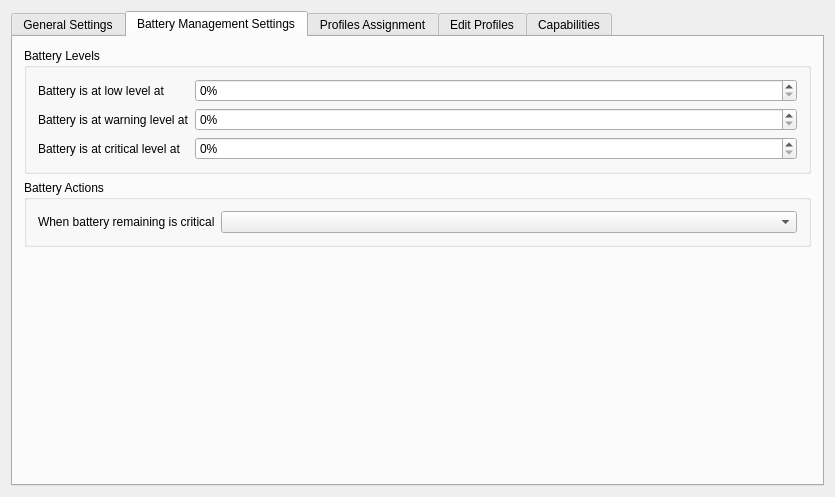
KDE/powerdevil, file kcmodule/dialog.ui: the form before one commit.
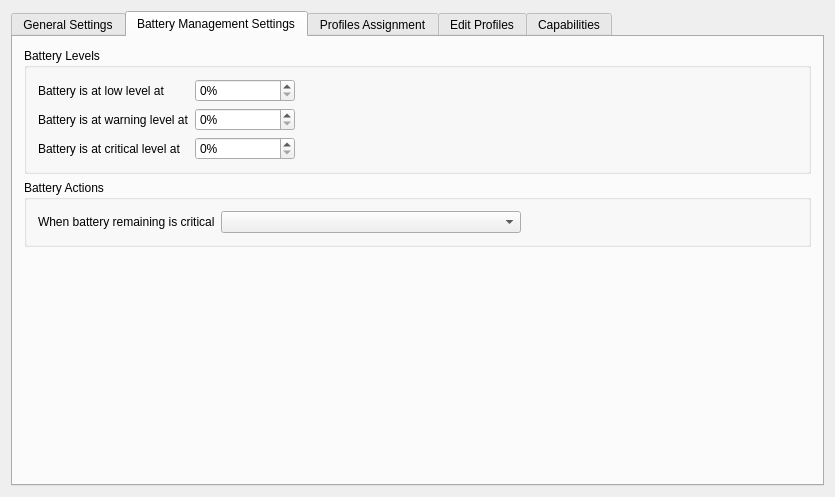
The form after the commit. The open tabs and pages were chosen to show the change. Custom widgets are drawn as their Qt base class.

Commit message: Fixing max size

Patch:
```diff
--- a/kcmodule/dialog.ui
+++ b/kcmodule/dialog.ui
@@ -129,6 +129,12 @@
           </item>
           <item row="0" column="1" >
            <widget class="KIntSpinBox" name="lowSpin" >
+            <property name="maximumSize" >
+             <size>
+              <width>100</width>
+              <height>16777215</height>
+             </size>
+            </property>
             <property name="suffix" >
              <string>%</string>
             </property>
@@ -146,6 +152,12 @@
           </item>
           <item row="1" column="1" >
            <widget class="KIntSpinBox" name="warningSpin" >
+            <property name="maximumSize" >
+             <size>
+              <width>100</width>
+              <height>16777215</height>
+             </size>
+            </property>
             <property name="suffix" >
              <string>%</string>
             </property>
@@ -163,6 +175,12 @@
           </item>
           <item row="2" column="1" >
            <widget class="KIntSpinBox" name="criticalSpin" >
+            <property name="maximumSize" >
+             <size>
+              <width>100</width>
+              <height>16777215</height>
+             </size>
+            </property>
             <property name="suffix" >
              <string>%</string>
             </property>
@@ -194,7 +212,14 @@
            </widget>
           </item>
           <item row="0" column="1" >
-           <widget class="KComboBox" name="BatteryCriticalCombo" />
+           <widget class="KComboBox" name="BatteryCriticalCombo" >
+            <property name="maximumSize" >
+             <size>
+              <width>300</width>
+              <height>16777215</height>
+             </size>
+            </property>
+           </widget>
           </item>
          </layout>
         </widget>
```
Left out of the diff: 44 changed lines with no effect on the pictures.
